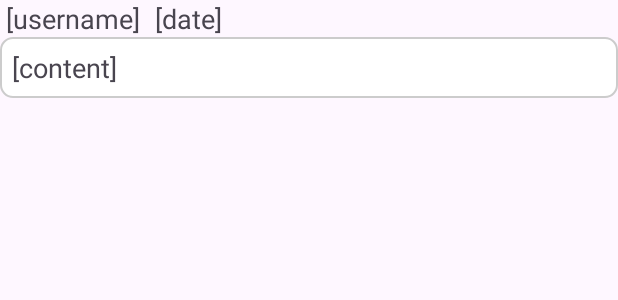
After one commit to ChrisKimZHT/AndroidCurriculumDesign, an Android app: the layout comment_list_item.xml on its own in the app's theme, with its tools: preview values and no code run, on a phone screen of 412 x 824 dp. The commit adds this screen. Shown: the top 300 px of the screen. Run offline under Robolectric (Android 15) with nearby library versions, the phone set to English and light mode, and no system bars.

Commit message:
[feat] 评论区功能

```diff
--- a/app/src/main/AndroidManifest.xml
+++ b/app/src/main/AndroidManifest.xml
@@ -12,6 +12,9 @@
         android:supportsRtl="true"
         android:theme="@style/Theme.NoteSharingPlatform"
         tools:targetApi="31">
+        <activity
+            android:name=".activity.CommentActivity"
+            android:exported="false" />
         <activity
             android:name=".activity.NoteActivity"
             android:exported="false" />
--- a/app/src/main/java/com/zouht/note/model/Comment.kt
+++ b/app/src/main/java/com/zouht/note/model/Comment.kt
@@ -5,5 +5,6 @@ data class Comment(
     val noteId: Int,
     val userId: Int,
     val content: String,
-    val createdTime: Long
+    val createdTime: Long,
+    var username: String = ""
 )
--- /dev/null
+++ b/app/src/main/res/layout/comment_list_item.xml
@@ -0,0 +1,40 @@
+<?xml version="1.0" encoding="utf-8"?>
+<LinearLayout xmlns:android="http://schemas.android.com/apk/res/android"
+    android:layout_width="match_parent"
+    android:layout_height="wrap_content"
+    android:layout_marginBottom="8dp"
+    android:minHeight="25dp"
+    android:orientation="vertical"
+    android:paddingBottom="10dp">
+
+    <LinearLayout
+        android:layout_width="match_parent"
+        android:layout_height="wrap_content"
+        android:layout_marginStart="4dp"
+        android:orientation="horizontal">
+
+        <TextView
+            android:id="@+id/username"
+            android:layout_width="wrap_content"
+            android:layout_height="wrap_content"
+            android:text="[username]"
+            android:textSize="18sp" />
+
+        <TextView
+            android:id="@+id/date"
+            android:layout_width="wrap_content"
+            android:layout_height="wrap_content"
+            android:layout_marginStart="10dp"
+            android:text="[date]"
+            android:textSize="18sp" />
+    </LinearLayout>
+
+    <TextView
+        android:id="@+id/content"
+        android:layout_width="match_parent"
+        android:layout_height="wrap_content"
+        android:background="@drawable/textarea_background"
+        android:padding="8dp"
+        android:text="[content]"
+        android:textSize="18sp" />
+</LinearLayout>
```
Also changed, not shown: app/src/main/java/com/zouht/note/activity/CommentActivity.kt (added, +93 -0 lines), app/src/main/java/com/zouht/note/activity/NoteActivity.kt (+8 -0 lines), app/src/main/java/com/zouht/note/util/CommentListAdapter.kt (added, +36 -0 lines), app/src/main/res/layout/activity_comment.xml (added, +63 -0 lines).
